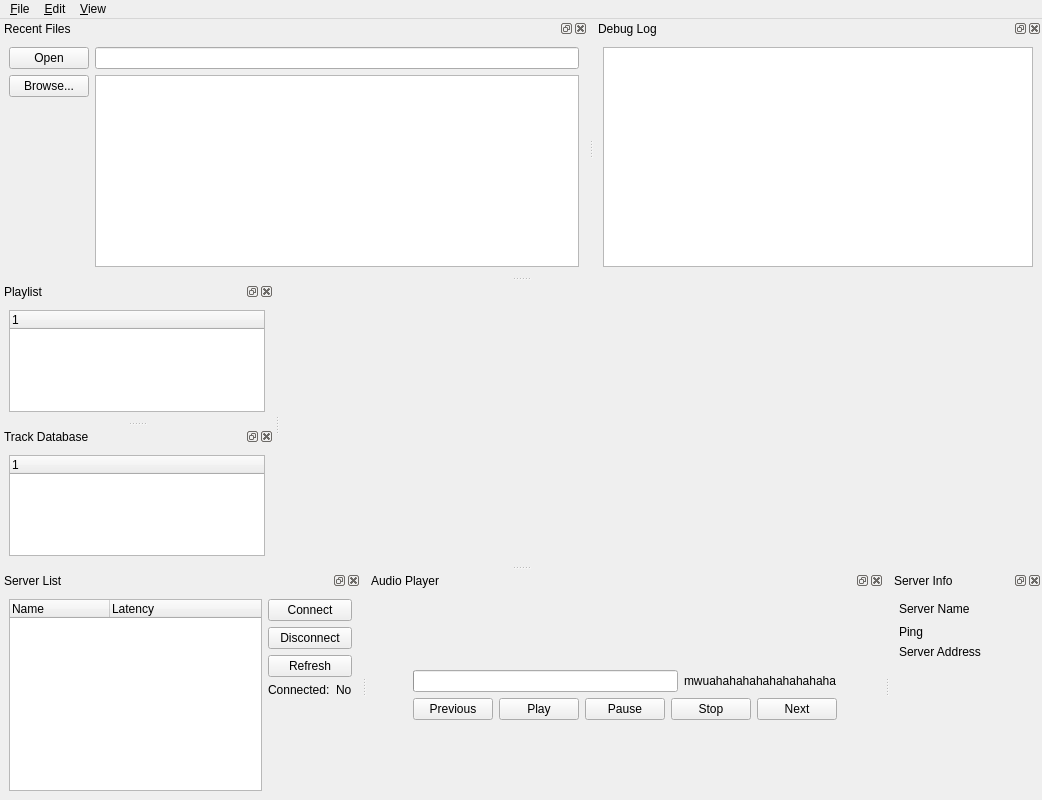
The window that src/qt-client/MainWindow.ui (dgeelen/dmplayer) describes before a commit, drawn with Qt 5.
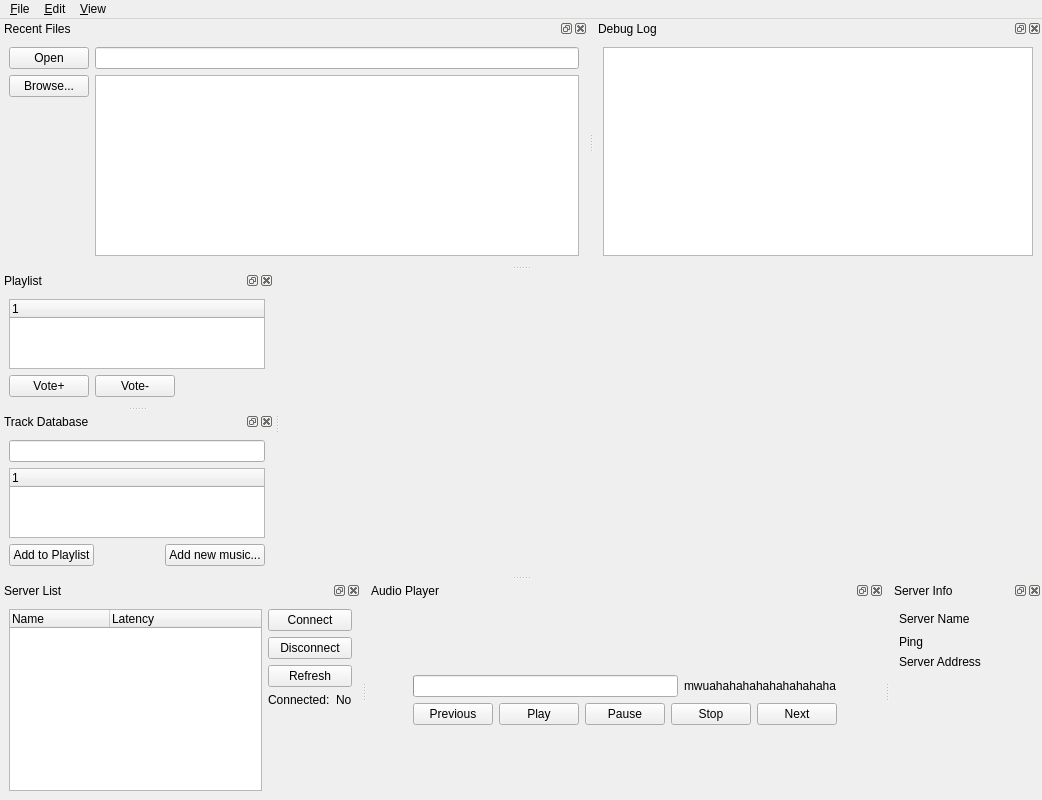
The same window after the commit. Icons and pictures are not drawn. Custom widgets are drawn as their Qt base class.

```diff
--- a/src/qt-client/MainWindow.ui
+++ b/src/qt-client/MainWindow.ui
@@ -487,7 +487,7 @@
     <number>1</number>
    </attribute>
    <widget class="QWidget" name="dockWidgetContents_5" >
-    <layout class="QHBoxLayout" >
+    <layout class="QVBoxLayout" >
      <item>
       <widget class="QPlaylist" name="PlayListWidget" >
        <column>
@@ -497,6 +497,37 @@
        </column>
       </widget>
      </item>
+     <item>
+      <layout class="QHBoxLayout" >
+       <item>
+        <widget class="QPushButton" name="buttonVotePlus" >
+         <property name="text" >
+          <string>Vote+</string>
+         </property>
+        </widget>
+       </item>
+       <item>
+        <widget class="QPushButton" name="buttonVoteMin" >
+         <property name="text" >
+          <string>Vote-</string>
+         </property>
+        </widget>
+       </item>
+       <item>
+        <spacer>
+         <property name="orientation" >
+          <enum>Qt::Horizontal</enum>
+         </property>
+         <property name="sizeHint" >
+          <size>
+           <width>40</width>
+           <height>20</height>
+          </size>
+         </property>
+        </spacer>
+       </item>
+      </layout>
+     </item>
     </layout>
    </widget>
   </widget>
@@ -508,7 +539,10 @@
     <number>1</number>
    </attribute>
    <widget class="QWidget" name="dockWidgetContents_7" >
-    <layout class="QHBoxLayout" >
+    <layout class="QVBoxLayout" >
+     <item>
+      <widget class="QLineEdit" name="editTrackSearch" />
+     </item>
      <item>
       <widget class="QPlaylist" name="DataBaseWidget" >
        <property name="editTriggers" >
@@ -527,6 +561,37 @@
        </column>
       </widget>
      </item>
+     <item>
+      <layout class="QHBoxLayout" >
+       <item>
+        <widget class="QPushButton" name="buttonPlaylistAdd" >
+         <property name="text" >
+          <string>Add to Playlist</string>
+         </property>
+        </widget>
+       </item>
+       <item>
+        <spacer>
+         <property name="orientation" >
+          <enum>Qt::Horizontal</enum>
+         </property>
+         <property name="sizeHint" >
+          <size>
+           <width>40</width>
+           <height>20</height>
+          </size>
+         </property>
+        </spacer>
+       </item>
+       <item>
+        <widget class="QPushButton" name="buttonMusicAdd" >
+         <property name="text" >
+          <string>Add new music...</string>
+         </property>
+        </widget>
+       </item>
+      </layout>
+     </item>
     </layout>
    </widget>
   </widget>
```
Left out of the diff: 5 changed lines with no effect on the pictures.
